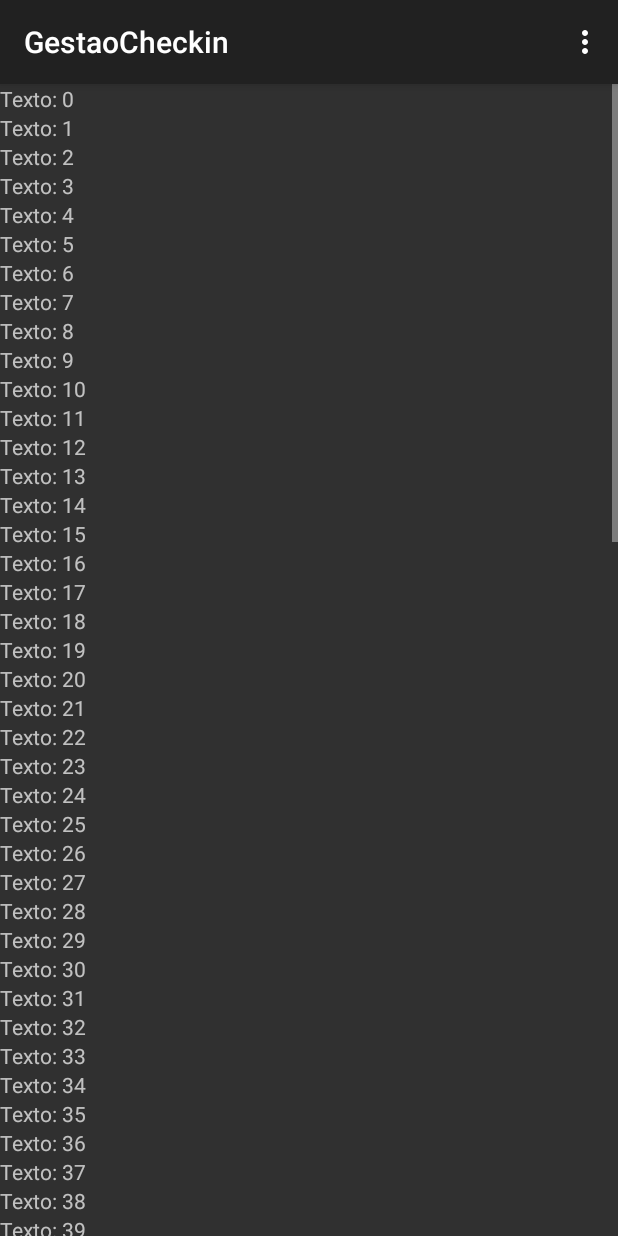
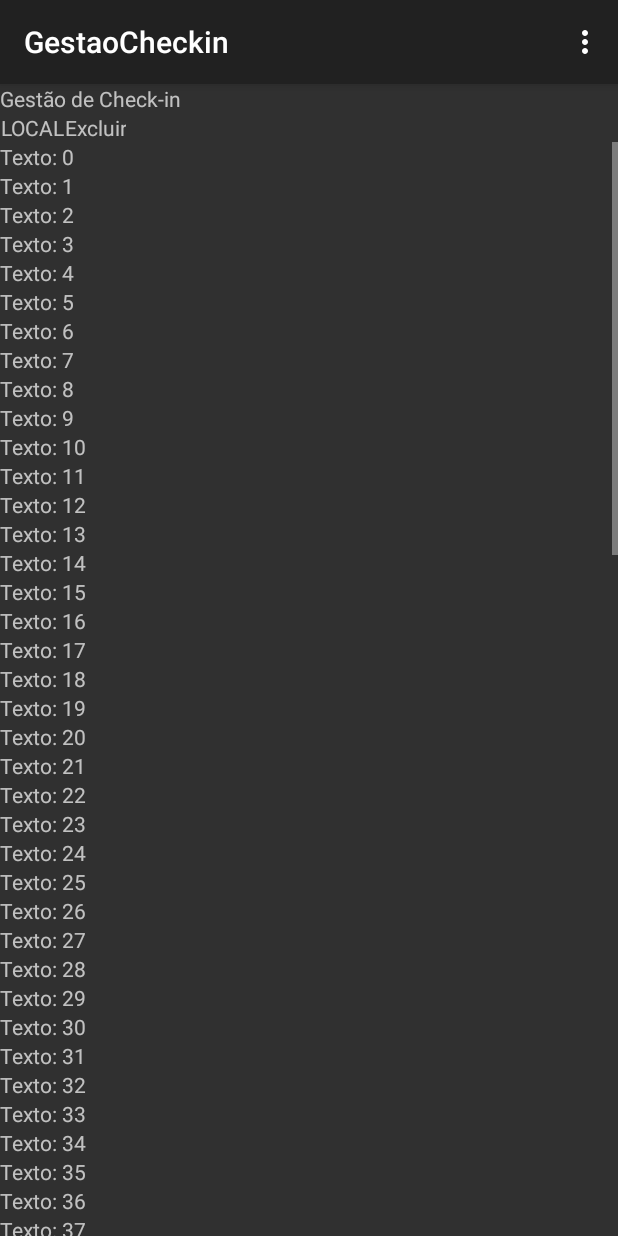
Before and after one commit to DiegoTeixeira7/CheckInLocais, an Android app: the GestaoCheckin screen opened directly, with no data from a screen before it, on a phone screen of 412 x 824 dp. Run offline under Robolectric (Android 15) with nearby library versions, the phone set to English and light mode, and no system bars.

Commit message:
frontend scroll view com todos componentes

```diff
--- a/src/main/res/layout/activity_gestao_checkin.xml
+++ b/src/main/res/layout/activity_gestao_checkin.xml
@@ -1,6 +1,46 @@
 <?xml version="1.0" encoding="utf-8"?>
-<ScrollView xmlns:android="http://schemas.android.com/apk/res/android"
-    xmlns:tools="http://schemas.android.com/tools"
+<RelativeLayout android:layout_width="match_parent"
+    android:layout_height="wrap_content"
+    xmlns:android="http://schemas.android.com/apk/res/android"
+    xmlns:tools="http://schemas.android.com/tools">
+
+    <TextView
+        android:id="@+id/text"
+        android:layout_width="wrap_content"
+        android:layout_height="wrap_content"
+        android:gravity="center"
+        android:text="Gestão de Check-in" />
+
+    <LinearLayout
+        android:id="@+id/textAcoes"
+        android:layout_width="match_parent"
+        android:layout_height="wrap_content"
+        android:orientation="horizontal"
+        android:layout_below="@+id/text">
+
+        <TextView
+            android:id="@+id/textLocal"
+            android:layout_width="wrap_content"
+            android:layout_height="wrap_content"
+            android:gravity="center"
+            android:text="LOCAL" />
+
+        <TextView
+            android:id="@+id/textDeletar"
+            android:layout_width="wrap_content"
+            android:layout_height="wrap_content"
+            android:gravity="center"
+            android:text="Excluir" />
+
+    </LinearLayout>
+
+    <LinearLayout
+        android:layout_width="match_parent"
+        android:layout_height="wrap_content"
+        android:orientation="horizontal"
+        android:layout_below="@+id/textAcoes">
+
+        <ScrollView
             android:id="@+id/scrollView1"
             android:layout_width="match_parent"
             android:layout_height="match_parent">
@@ -26,3 +66,7 @@
             </LinearLayout>
 
         </ScrollView>
+
+    </LinearLayout>
+
+</RelativeLayout>
```
Also changed, not shown: src/main/java/com/example/diegoteixeira/checkinlocais/Controller/GestaoCheckin.java (+22 -0 lines). Lines whose indentation alone changed are shown as unchanged.
